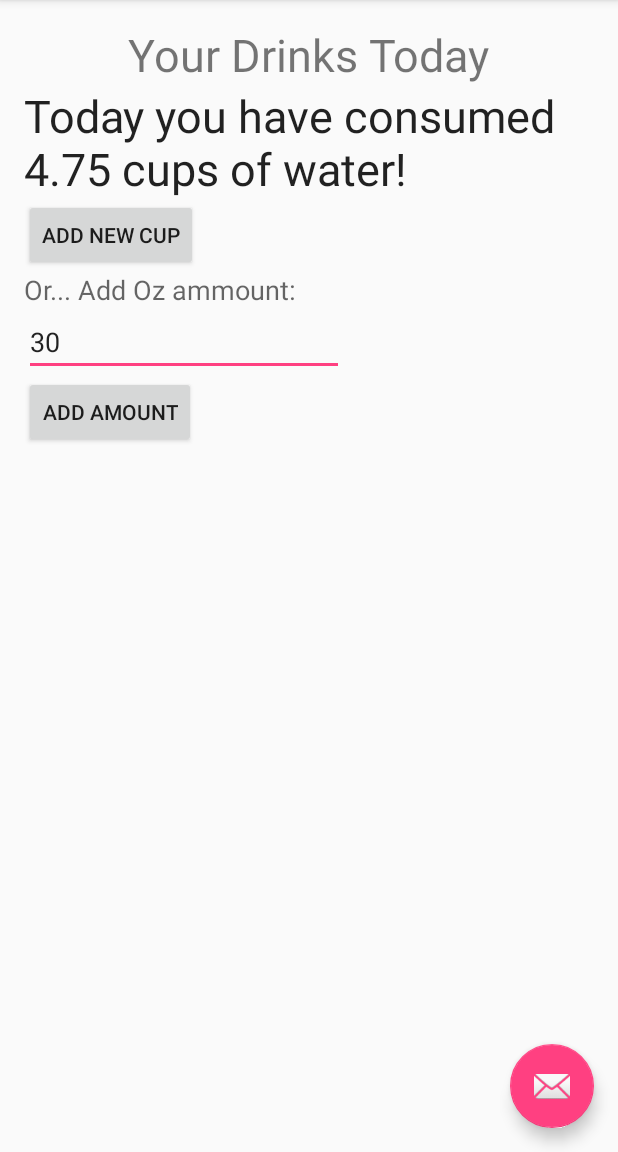
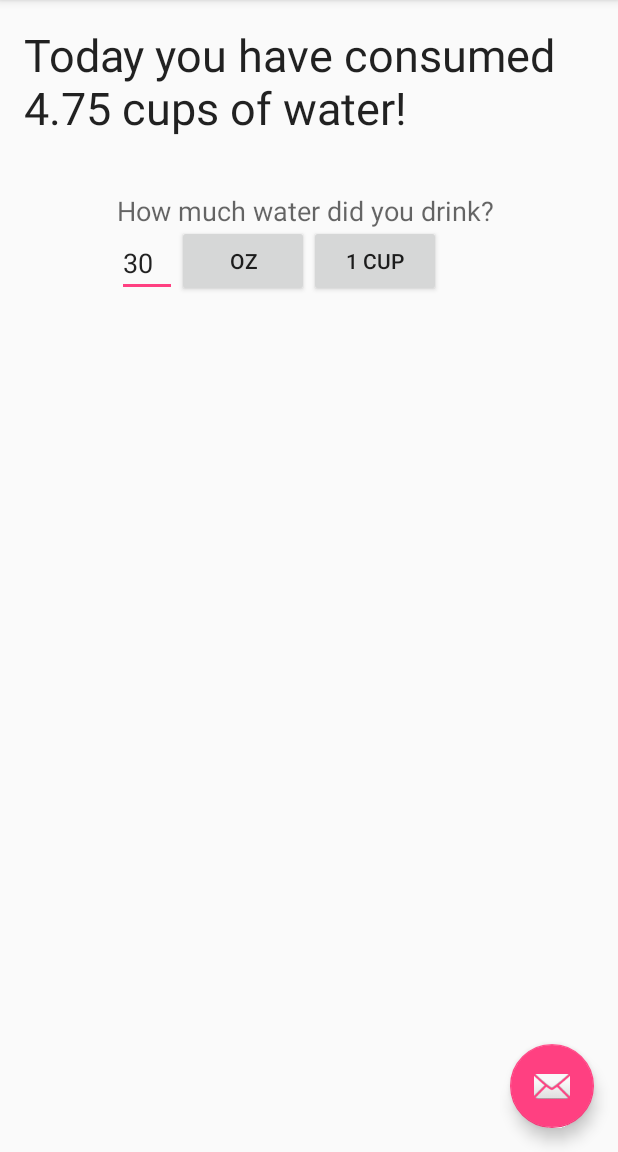
Before and after one commit to mateoacebedoe/DrinksTracker, an Android app: the screen it shows after launch (MainActivity), in the options menu, after a tap on "Settings", on a phone screen of 412 x 824 dp, the part 84-1236 px from its top. Run offline under Robolectric (Android 15) with nearby library versions, the phone set to English and light mode, and no system bars.

Commit message:
improved layout - aligned buttons

```diff
--- a/app/src/main/java/com/example/chwt/drinkstracker/Drink.java
+++ b/app/src/main/java/com/example/chwt/drinkstracker/Drink.java
@@ -64,7 +64,8 @@ public class Drink {
         String[] projection = DrinkContract.Drink.getAllColumns();
 
         String todaysDate = new SimpleDateFormat("yyyy-MM-dd").format(new Date());
-        String selection = DrinkContract.Drink.COLUMN_NAME_TIMESTAMP + ">= '" + todaysDate + "';";
+        String selection = DrinkContract.Drink.COLUMN_NAME_TIMESTAMP + " LIKE '" + todaysDate + "%';";
+        Log.w("#######", selection);
 
         Cursor cursor = db.query(
                 DrinkContract.Drink.TABLE_NAME,
@@ -87,6 +88,7 @@ public class Drink {
                 String timestamp = cursor.getString(cursor.getColumnIndex(DrinkContract.Drink.COLUMN_NAME_TIMESTAMP));
 
                 drinkList[i] = new Drink(id, type, quantity, timestamp);
+                Log.w("@@@@@@@", drinkList[i].toString());
                 cursor.moveToNext();
                 i = i + 1;
             }
--- a/app/src/main/java/com/example/chwt/drinkstracker/MainActivity.java
+++ b/app/src/main/java/com/example/chwt/drinkstracker/MainActivity.java
@@ -4,6 +4,7 @@ import android.content.Context;
 import android.os.Bundle;
 import android.support.v7.app.AppCompatActivity;
 import android.support.v7.widget.Toolbar;
+import android.view.Gravity;
 import android.view.View;
 import android.view.Menu;
 import android.view.MenuItem;
@@ -67,6 +68,7 @@ public class MainActivity extends AppCompatActivity {
     private void displayShortToast(Context context, String message){
         int duration = Toast.LENGTH_SHORT;
         Toast toast = Toast.makeText(context, message, duration);
+        toast.setGravity(Gravity.CENTER, 0, 0);
         toast.show();
     }
 
@@ -101,9 +103,15 @@ public class MainActivity extends AppCompatActivity {
         button.setOnClickListener(new View.OnClickListener() {
             public void onClick(View v){
                 TextView ozAmountInput = (TextView) findViewById(R.id.AddOzAmountValue);
-                int quantity = Integer.parseInt(ozAmountInput.getText().toString());
-                saveNewDrink(quantity, context);
-                displayAmountConsumedToday(context);
+                CharSequence quantityText = ozAmountInput.getText();
+
+               try {
+                   int quantity = Integer.parseInt(quantityText.toString());
+                   saveNewDrink(quantity, context);
+                   displayAmountConsumedToday(context);
+               }catch (NumberFormatException e){
+                   displayShortToast(context, "Please enter a valid number");
+               }
             }
         }
         );
--- a/app/src/main/res/layout/content_main.xml
+++ b/app/src/main/res/layout/content_main.xml
@@ -9,20 +9,14 @@
     app:layout_behavior="@string/appbar_scrolling_view_behavior"
     tools:showIn="@layout/activity_main" tools:context=".MainActivity">
 
-    <TextView android:text="Your Drinks Today" android:layout_width="wrap_content"
-        android:layout_height="wrap_content"
-        android:layout_alignParentTop="true"
-        android:layout_centerHorizontal="true"
-        android:textSize="30dp"
-        android:id="@+id/textView2" />
-
     <Button
         android:layout_width="wrap_content"
         android:layout_height="wrap_content"
-        android:text="Add New Cup"
+        android:text="1 Cup"
         android:id="@+id/AddCupButton"
-        android:layout_alignParentStart="true"
-        android:layout_below="@+id/displayDrinksTextBox" />
+        android:layout_alignTop="@+id/AddOzAmountButton"
+        android:layout_toRightOf="@+id/AddOzAmountButton"
+        android:layout_toEndOf="@+id/AddOzAmountButton" />
 
     <TextView
         android:layout_width="wrap_content"
@@ -30,28 +24,28 @@
         android:textAppearance="?android:attr/textAppearanceLarge"
         android:text="LOG"
         android:id="@+id/displayDrinksTextBox"
-        android:layout_alignParentStart="true"
         android:textSize="30dp"
-        android:layout_below="@+id/textView2" />
+        android:layout_alignParentTop="true"
+        android:layout_centerHorizontal="true" />
 
     <TextView
         android:layout_width="wrap_content"
         android:layout_height="wrap_content"
         android:textAppearance="?android:attr/textAppearanceMedium"
-        android:text="Or... Add Oz ammount: "
+        android:text="How much water did you drink? "
         android:id="@+id/textView3"
-        android:layout_below="@+id/AddCupButton"
-        android:layout_alignParentLeft="true"
-        android:layout_alignParentStart="true" />
+        android:layout_below="@+id/displayDrinksTextBox"
+        android:layout_centerHorizontal="true"
+        android:layout_marginTop="36dp" />
 
     <Button
         android:layout_width="wrap_content"
         android:layout_height="wrap_content"
-        android:text="Add Amount"
+        android:text="OZ"
         android:id="@+id/AddOzAmountButton"
-        android:layout_below="@+id/AddOzAmountValue"
-        android:layout_alignParentLeft="true"
-        android:layout_alignParentStart="true" />
+        android:layout_alignBottom="@+id/AddOzAmountValue"
+        android:layout_toRightOf="@+id/AddOzAmountValue"
+        android:layout_toEndOf="@+id/AddOzAmountValue" />
 
     <EditText
         android:layout_width="wrap_content"
@@ -59,9 +53,10 @@
         android:inputType="number"
         android:ems="10"
         android:id="@+id/AddOzAmountValue"
+        android:text="30"
+        android:width="40dp"
         android:layout_below="@+id/textView3"
-        android:layout_alignParentLeft="true"
-        android:layout_alignParentStart="true"
-        android:text="30" />
+        android:layout_alignLeft="@+id/textView3"
+        android:layout_alignStart="@+id/textView3" />
 
 </RelativeLayout>
```
